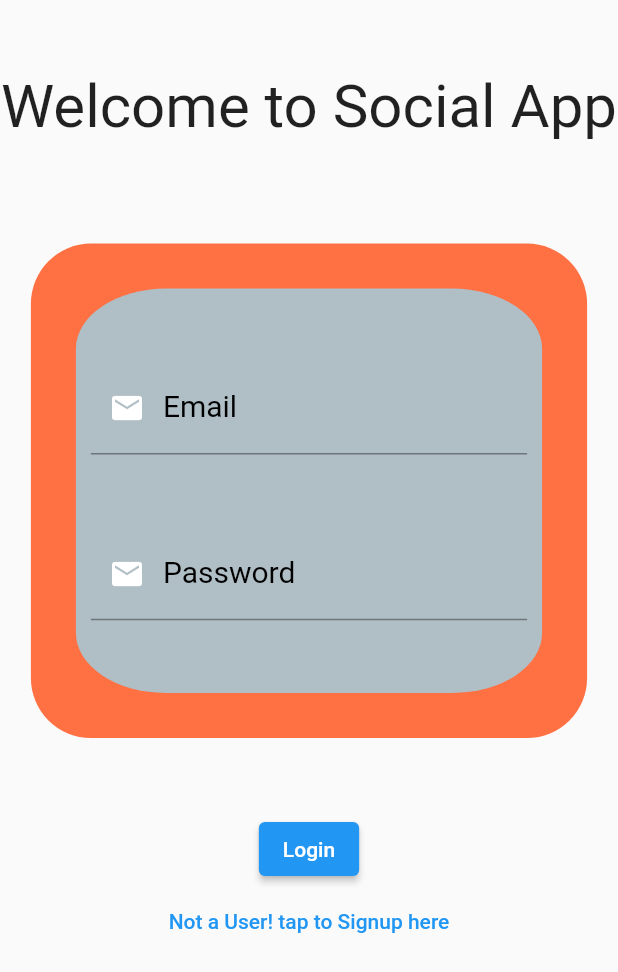
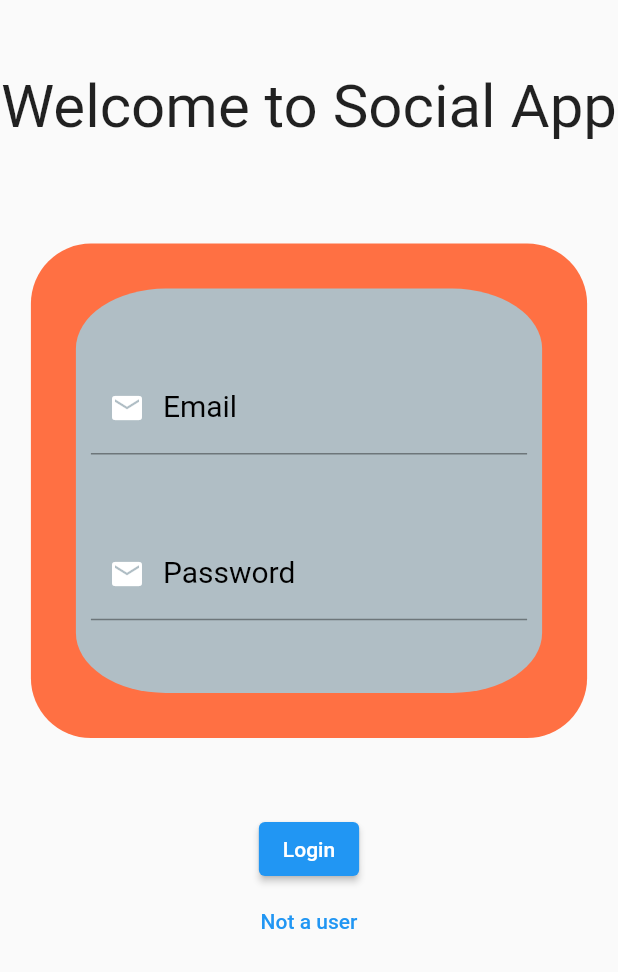
Before and after one commit to AGDesig/exd_social, a Flutter app: the screen it shows after launch, on a phone screen of 412 x 824 dp. Shown: the top 972 px of the screen. Run offline on Flutter 3.47's test engine with Material 2 defaults, Android fonts, the phone set to English and light mode, and no system bars; our stand-ins replace cloud_firestore, faker, file_picker, firebase_auth, firebase_core, firebase_messaging and 7 more; missing offline and left inert: agora_uikit, flutter_firebase_chat_core; accounts and stored records are empty.

Commit message:
recently changed things on it

```diff
--- a/lib/Screens/login_screen.dart
+++ b/lib/Screens/login_screen.dart
@@ -130,7 +130,7 @@ class LoginScreen extends StatelessWidget {
                               onPressed: () {
                                 Get.to(SignupScreen());
                               },
-                              child: Text("Not a User! tap to Signup here")),
+                              child: Text("Not a user")),
                         )
                       ],
                     )),
```
